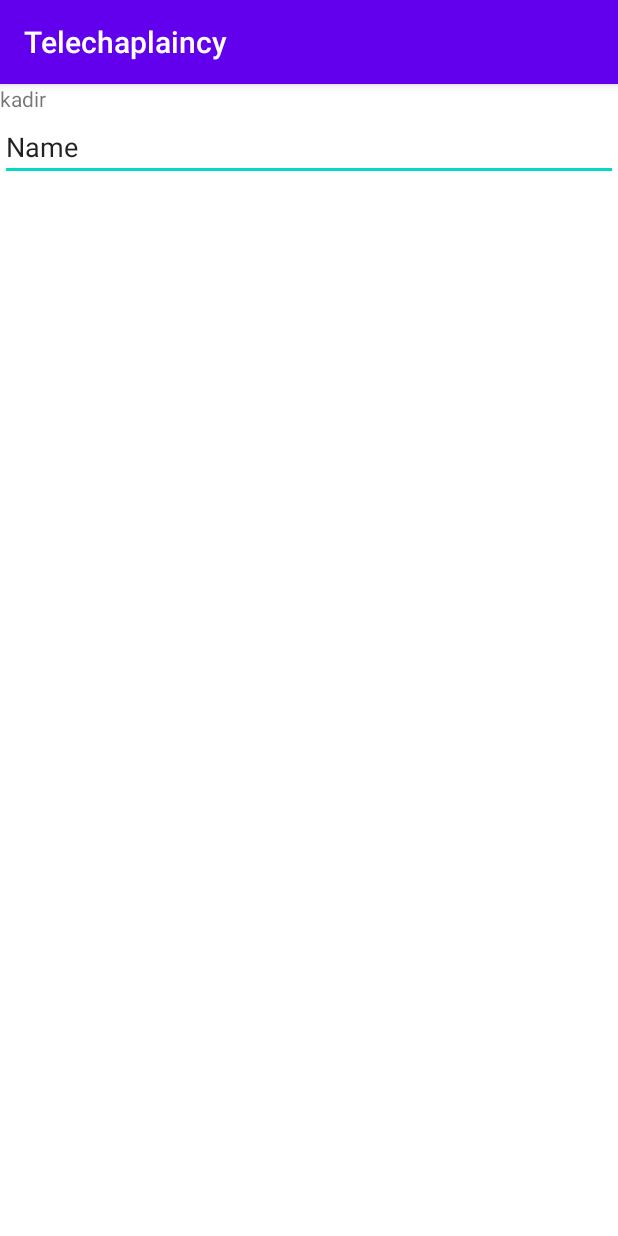
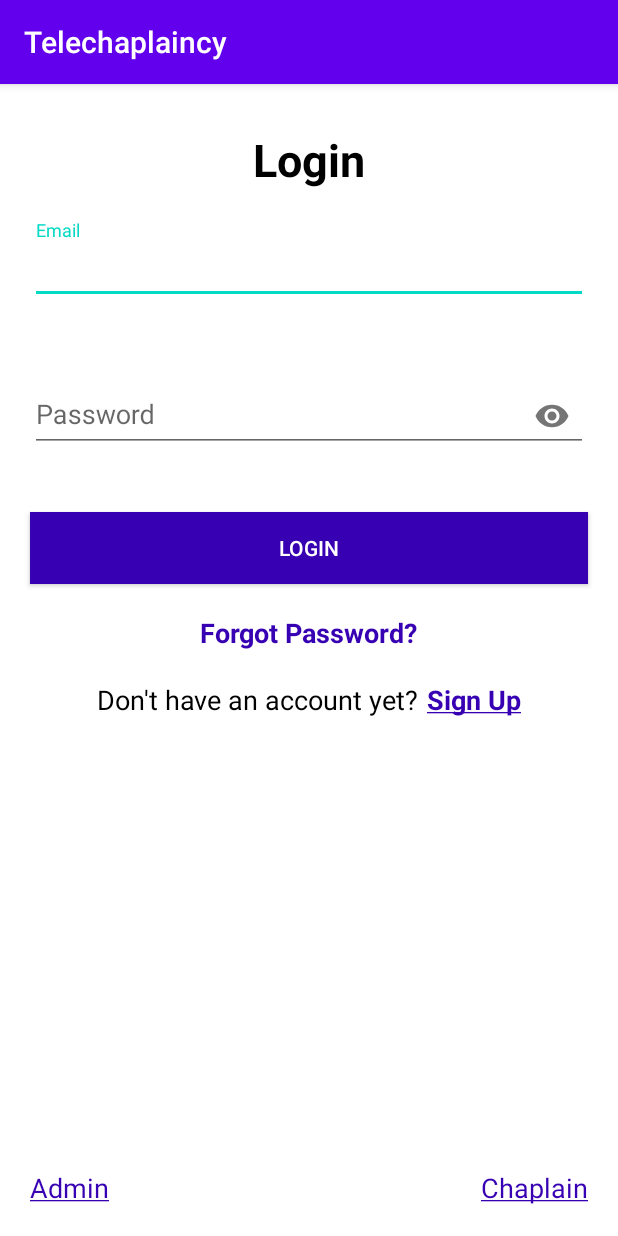
Before and after one commit to andromegasoftware/Telechaplaincy, an Android app: the screen it shows after launch (MainActivity before the commit, LoginPage after it), on a phone screen of 412 x 824 dp. Run offline under Robolectric (Android 15) with nearby library versions, the phone set to English and light mode, and no system bars; our stand-ins replace Firebase (no records; nobody signed in at launch, a user with empty details on screens opened directly).

Commit message:
sign up page created and working

```diff
--- a/app/build.gradle
+++ b/app/build.gradle
@@ -36,6 +36,8 @@
     implementation 'androidx.core:core-ktx:1.6.0'
     implementation 'androidx.appcompat:appcompat:1.3.1'
     implementation 'androidx.constraintlayout:constraintlayout:2.1.0'
+    implementation 'com.google.android.material:material:1.4.0'
+    implementation 'com.google.firebase:firebase-auth:21.0.1'
     testImplementation 'junit:junit:4.12'
     androidTestImplementation 'androidx.test.ext:junit:1.1.3'
     androidTestImplementation 'androidx.test.espresso:espresso-core:3.4.0'
--- a/app/src/main/AndroidManifest.xml
+++ b/app/src/main/AndroidManifest.xml
@@ -9,7 +9,11 @@
         android:roundIcon="@mipmap/ic_launcher_round"
         android:supportsRtl="true"
         android:theme="@style/AppTheme">
-        <activity android:name=".MainActivity">
+        <activity android:name=".MainActivity"></activity>
+        <activity
+            android:name=".SignUpActivity"
+            android:parentActivityName=".LoginPage" />
+        <activity android:name=".LoginPage">
             <intent-filter>
                 <action android:name="android.intent.action.MAIN" />
 
--- /dev/null
+++ b/app/src/main/java/com/telechaplaincy/LoginPage.kt
@@ -0,0 +1,36 @@
+package com.telechaplaincy
+
+import android.content.Intent
+import androidx.appcompat.app.AppCompatActivity
+import android.os.Bundle
+import android.view.View
+import com.google.firebase.auth.FirebaseAuth
+import kotlinx.android.synthetic.main.activity_log_in.*
+
+class LoginPage : AppCompatActivity() {
+
+    private lateinit var auth: FirebaseAuth
+
+    override fun onCreate(savedInstanceState: Bundle?) {
+        super.onCreate(savedInstanceState)
+        setContentView(R.layout.activity_log_in)
+
+        auth = FirebaseAuth.getInstance()
+
+        login_page_sign_up_textView.setOnClickListener(View.OnClickListener {
+            val intent = Intent(this, SignUpActivity::class.java)
+            startActivity(intent)
+        })
+
+    }
+
+    override fun onStart() {
+        super.onStart()
+        // Check if user is signed in (non-null) and update UI accordingly.
+        val currentUser = auth.currentUser
+        if(currentUser != null){
+            val intent = Intent(this, MainActivity::class.java)
+            startActivity(intent)
+        }
+    }
+}
--- a/app/src/main/java/com/telechaplaincy/MainActivity.kt
+++ b/app/src/main/java/com/telechaplaincy/MainActivity.kt
@@ -2,13 +2,10 @@
 
 import androidx.appcompat.app.AppCompatActivity
 import android.os.Bundle
-import kotlinx.android.synthetic.main.activity_main.*
 
 class MainActivity : AppCompatActivity() {
     override fun onCreate(savedInstanceState: Bundle?) {
         super.onCreate(savedInstanceState)
         setContentView(R.layout.activity_main)
-
-        textViewName.text = "kadir"
     }
 }
--- /dev/null
+++ b/app/src/main/res/layout/activity_log_in.xml
@@ -0,0 +1,149 @@
+<?xml version="1.0" encoding="utf-8"?>
+<androidx.constraintlayout.widget.ConstraintLayout xmlns:android="http://schemas.android.com/apk/res/android"
+    xmlns:app="http://schemas.android.com/apk/res-auto"
+    xmlns:tools="http://schemas.android.com/tools"
+    android:layout_width="match_parent"
+    android:layout_height="match_parent"
+    tools:context=".LoginPage">
+
+    <LinearLayout
+        android:layout_width="match_parent"
+        android:layout_height="match_parent"
+        android:background="@android:color/background_light"
+        android:orientation="vertical"
+        app:layout_constraintBottom_toBottomOf="parent"
+        app:layout_constraintEnd_toEndOf="parent"
+        app:layout_constraintStart_toStartOf="parent"
+        app:layout_constraintTop_toTopOf="parent">
+
+        <LinearLayout
+            android:layout_width="match_parent"
+            android:layout_height="wrap_content"
+            android:layout_marginTop="30dp"
+            android:gravity="center"
+            android:orientation="horizontal">
+
+            <TextView
+                android:id="@+id/textView"
+                android:layout_width="wrap_content"
+                android:layout_height="wrap_content"
+                android:text="@string/login_page_textView_title_login"
+                android:textColor="@android:color/background_dark"
+                android:textSize="30sp"
+                android:textStyle="bold" />
+
+        </LinearLayout>
+
+        <com.google.android.material.textfield.TextInputLayout
+            android:id="@+id/editTextTextEmail"
+            android:layout_width="match_parent"
+            android:layout_height="wrap_content"
+            android:layout_margin="20dp"
+            android:hint="@string/login_page_editText_email_enter"
+            android:importantForAutofill="no">
+
+            <com.google.android.material.textfield.TextInputEditText
+                android:layout_width="match_parent"
+                android:layout_height="match_parent"
+                android:ems="15"
+                android:inputType="textEmailAddress" />
+        </com.google.android.material.textfield.TextInputLayout>
+
+        <com.google.android.material.textfield.TextInputLayout
+            android:id="@+id/editTextTextPassword"
+            android:layout_width="match_parent"
+            android:layout_height="wrap_content"
+            android:layout_margin="20dp"
+            android:hint="@string/login_page_editText_password_enter"
+            android:importantForAutofill="no"
+            app:passwordToggleEnabled="true">
+
+            <com.google.android.material.textfield.TextInputEditText
+                android:layout_width="match_parent"
+                android:layout_height="match_parent"
+                android:ems="15"
+                android:inputType="textPassword" />
+        </com.google.android.material.textfield.TextInputLayout>
+
+        <Button
+            android:id="@+id/button"
+            android:layout_width="match_parent"
+            android:layout_height="wrap_content"
+            android:layout_margin="20dp"
+            android:background="@color/colorPrimaryDark"
+            android:text="@string/login_page_button_login"
+            android:textColor="@color/design_default_color_background" />
+
+        <LinearLayout
+            android:layout_width="match_parent"
+            android:layout_height="wrap_content"
+            android:gravity="center"
+            android:orientation="horizontal">
+
+            <TextView
+                android:id="@+id/textView2"
+                android:layout_width="wrap_content"
+                android:layout_height="wrap_content"
+                android:text="@string/login_page_textView_forgot_password"
+                android:textColor="@color/colorPrimaryDark"
+                android:textSize="18sp"
+                android:textStyle="bold" />
+        </LinearLayout>
+
+        <LinearLayout
+            android:id="@+id/login_page_sign_up_textView"
+            android:layout_width="match_parent"
+            android:layout_height="wrap_content"
+            android:layout_margin="20dp"
+            android:gravity="center"
+            android:orientation="horizontal">
+
+            <TextView
+                android:id="@+id/textView3"
+                android:layout_width="wrap_content"
+                android:layout_height="wrap_content"
+                android:text="@string/login_page_textView_do_not_have_account"
+                android:textColor="@color/design_default_color_on_secondary"
+                android:textSize="18sp" />
+
+            <TextView
+                android:id="@+id/textView4"
+                android:layout_width="wrap_content"
+                android:layout_height="wrap_content"
+                android:layout_marginStart="5dp"
+                android:text="@string/login_page_textView_sign_up"
+                android:textColor="@color/colorPrimaryDark"
+                android:textSize="18sp"
+                android:textStyle="bold" />
+        </LinearLayout>
+
+        <LinearLayout
+            android:layout_width="match_parent"
+            android:layout_height="match_parent"
+            android:layout_margin="20dp"
+            android:gravity="bottom"
+            android:orientation="horizontal">
+
+            <TextView
+                android:id="@+id/textView5"
+                android:layout_width="wrap_content"
+                android:layout_height="wrap_content"
+                android:layout_weight="5"
+                android:text="@string/login_page_textView_admin"
+                android:textColor="@color/colorPrimaryDark"
+                android:textSize="18sp" />
+
+            <TextView
+                android:id="@+id/textView6"
+                android:layout_width="wrap_content"
+                android:layout_height="wrap_content"
+                android:layout_weight="5"
+                android:gravity="end"
+                android:text="@string/login_page_textView_chaplain"
+                android:textColor="@color/colorPrimaryDark"
+                android:textSize="18sp" />
+        </LinearLayout>
+
+    </LinearLayout>
+
+</androidx.constraintlayout.widget.ConstraintLayout>
--- a/app/src/main/res/layout/activity_main.xml
+++ b/app/src/main/res/layout/activity_main.xml
@@ -6,28 +6,4 @@
     android:layout_height="match_parent"
     tools:context=".MainActivity">
 
-    <LinearLayout
-        android:layout_width="match_parent"
-        android:layout_height="match_parent"
-        android:background="@android:color/background_light"
-        android:orientation="vertical"
-        app:layout_constraintBottom_toBottomOf="parent"
-        app:layout_constraintEnd_toEndOf="parent"
-        app:layout_constraintStart_toStartOf="parent"
-        app:layout_constraintTop_toTopOf="parent">
-
-        <TextView
-            android:id="@+id/textViewName"
-            android:layout_width="match_parent"
-            android:layout_height="wrap_content"
-            android:text="TextView" />
-
-        <EditText
-            android:id="@+id/editTextTextPersonName"
-            android:layout_width="match_parent"
-            android:layout_height="wrap_content"
-            android:ems="10"
-            android:inputType="textPersonName"
-            android:text="Name" />
-    </LinearLayout>
 </androidx.constraintlayout.widget.ConstraintLayout>
```
Also changed, not shown: app/src/main/java/com/telechaplaincy/SignUpActivity.kt (added, +96 -0 lines), app/src/main/res/values/strings.xml (+69 -0 lines).
